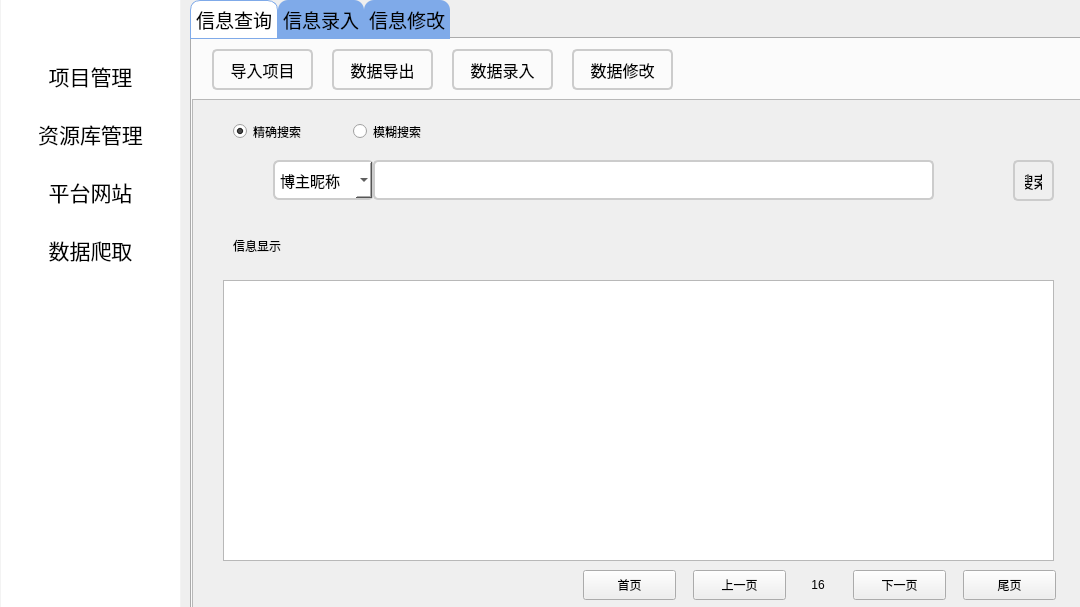
Old version of the form xhs_DBMS/widget.ui in the repository Littledoveqwq/xhs_DBMS.
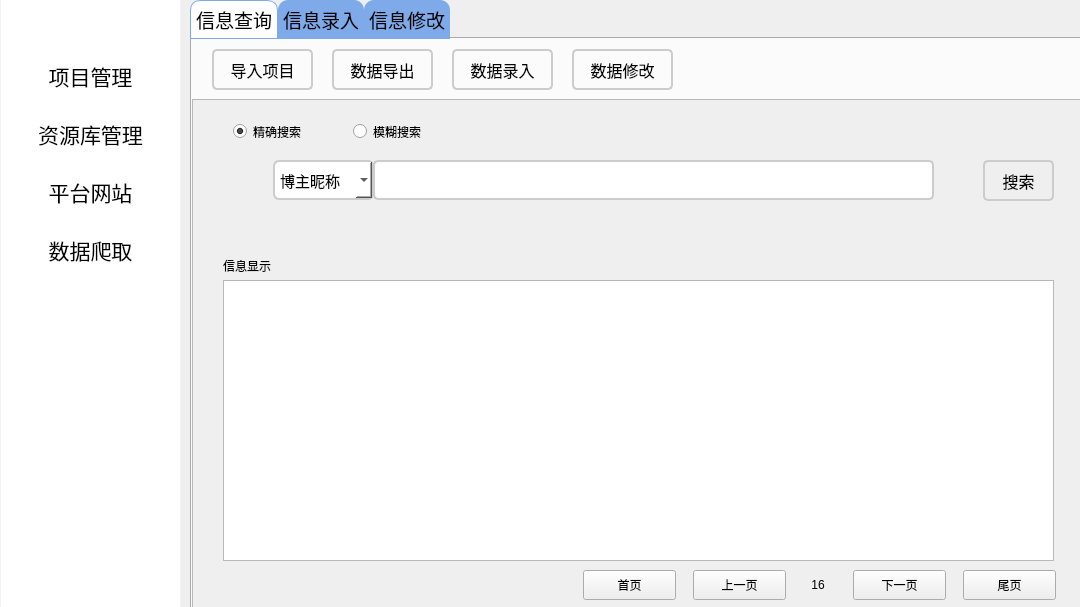
New version of the form. The open tabs and pages were chosen to show the change. Icons and pictures are not drawn.

Commit message: 修改了部分布局，并且对 cbx 调用了 setView 方法使其可以显示设置好的样式

```diff
--- a/xhs_DBMS/widget.ui
+++ b/xhs_DBMS/widget.ui
@@ -353,7 +353,7 @@
            <x>30</x>
            <y>10</y>
            <width>831</width>
-           <height>161</height>
+           <height>121</height>
           </rect>
          </property>
          <widget class="QStackedWidget" name="stkWidget_search">
@@ -361,7 +361,7 @@
            <rect>
             <x>10</x>
             <y>30</y>
-            <width>801</width>
+            <width>741</width>
             <height>71</height>
            </rect>
           </property>
@@ -614,9 +614,9 @@
          <widget class="QPushButton" name="btn_search">
           <property name="geometry">
            <rect>
-            <x>790</x>
+            <x>760</x>
             <y>50</y>
-            <width>41</width>
+            <width>71</width>
             <height>41</height>
            </rect>
           </property>
@@ -649,19 +649,6 @@
            <string>搜索</string>
           </property>
          </widget>
-         <widget class="QLabel" name="lbl_infoShow">
-          <property name="geometry">
-           <rect>
-            <x>10</x>
-            <y>120</y>
-            <width>61</width>
-            <height>31</height>
-           </rect>
-          </property>
-          <property name="text">
-           <string>信息显示</string>
-          </property>
-         </widget>
         </widget>
         <widget class="QTableView" name="table_infoQuery">
          <property name="geometry">
@@ -741,6 +728,19 @@
           <set>Qt::AlignCenter</set>
          </property>
         </widget>
+        <widget class="QLabel" name="lbl_infoShow">
+         <property name="geometry">
+          <rect>
+           <x>30</x>
+           <y>150</y>
+           <width>61</width>
+           <height>31</height>
+          </rect>
+         </property>
+         <property name="text">
+          <string>信息显示</string>
+         </property>
+        </widget>
        </widget>
       </widget>
       <widget class="QPushButton" name="btn_dataCorrect">
```
Left out of the diff: 5 changed lines with no effect on the pictures. The commit also changes 6 other files.
